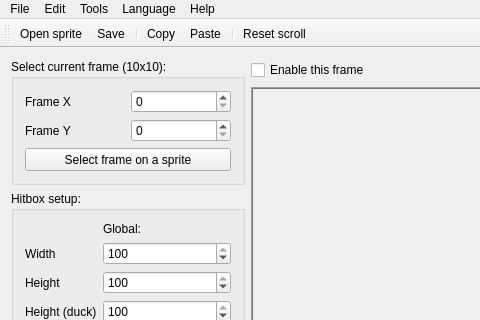
Before: the Qt Designer form PlayableCalibrator/calibration_main.ui in WohlSoft/Moondust-Project, drawn with Qt 5; both pictures show x 0 to 480 and y 0 to 320 of the 1004 by 880 pixel window.
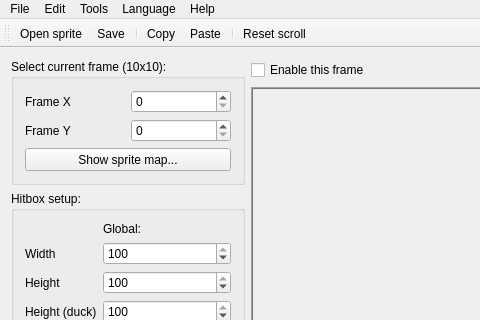
After: the same form once the commit is applied. Icons and pictures are not drawn. Custom widgets are drawn as their Qt base class.

What changed in the file:
```diff
--- a/PlayableCalibrator/calibration_main.ui
+++ b/PlayableCalibrator/calibration_main.ui
@@ -355,7 +355,10 @@
           <string>Interactive selection of frame</string>
          </property>
          <property name="text">
-          <string>Select frame on a sprite</string>
+          <string>Show sprite map...</string>
+         </property>
+         <property name="checkable">
+          <bool>true</bool>
          </property>
         </widget>
        </item>
```
Left out of the diff: 2 changed lines with no effect on the pictures.
